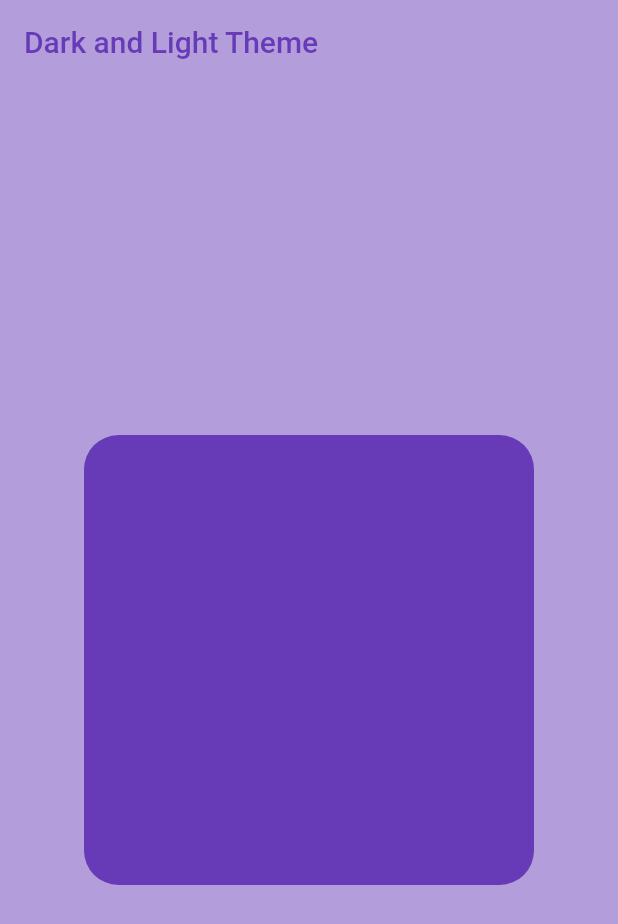
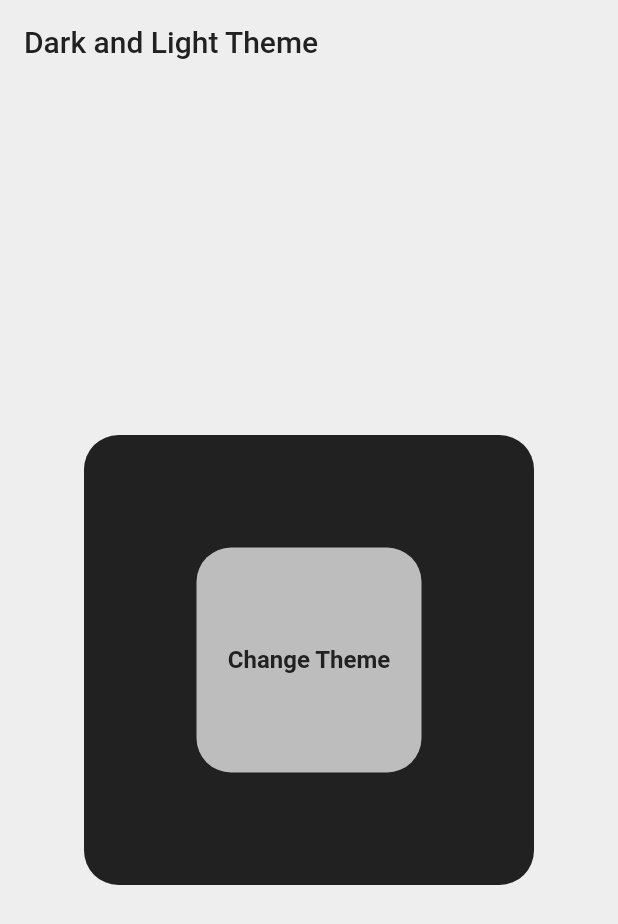
Before and after one commit to sgc93/Flutter-Concepts-Library, a Flutter app: the screen it shows after launch, on a phone screen of 412 x 824 dp. Shown: the top 924 px of the screen. Run offline on Flutter 3.47's test engine with Material 2 defaults, Android fonts, the phone set to English and light mode, and no system bars; our stand-ins replace hidden_drawer_menu.

Commit message:
define themes

```diff
--- a/lib/main.dart
+++ b/lib/main.dart
@@ -1,5 +1,6 @@
 import 'package:flutter/material.dart';
 import 'package:flutter_concepts/dark_light_them/screen.dart';
+import 'package:flutter_concepts/dark_light_them/theme/my_theme.dart';
 
 void main() {
   runApp(const MyApp());
@@ -13,7 +14,7 @@ class MyApp extends StatelessWidget {
     return MaterialApp(
       debugShowCheckedModeBanner: false,
       title: 'Flutter Concepts Library',
-      theme: ThemeData(primarySwatch: Colors.deepPurple),
+      theme: MyTheme.lightTheme,
       home: const HomeScreen(),
     );
   }
```
